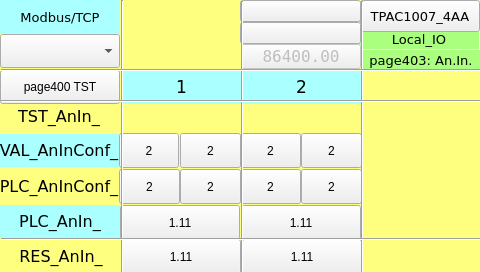
Above: TPAC1007_04_AA/Local_IO_HMI/page403.ui from MECTsrl/mect_apps before the change. Below: the same form after it.
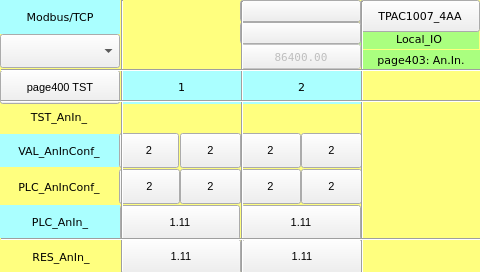
That is the form after the change. Custom widgets are drawn as their Qt base class.

```diff
--- a/TPAC1007_04_AA/Local_IO_HMI/page403.ui
+++ b/TPAC1007_04_AA/Local_IO_HMI/page403.ui
@@ -43,7 +43,7 @@
    <property name="font">
     <font>
      <family>DejaVu Sans</family>
-     <pointsize>10</pointsize>
+     <pointsize>8</pointsize>
     </font>
    </property>
    <property name="styleSheet">
@@ -68,7 +68,7 @@
    <property name="font">
     <font>
      <family>DejaVu Sans</family>
-     <pointsize>10</pointsize>
+     <pointsize>8</pointsize>
     </font>
    </property>
    <property name="styleSheet">
@@ -182,7 +182,7 @@
    <property name="font">
     <font>
      <family>DejaVu Sans</family>
-     <pointsize>10</pointsize>
+     <pointsize>8</pointsize>
      <weight>50</weight>
      <bold>false</bold>
     </font>
@@ -307,6 +307,11 @@
      <height>35</height>
     </rect>
    </property>
+   <property name="font">
+    <font>
+     <pointsize>8</pointsize>
+    </font>
+   </property>
    <property name="text">
     <string>2</string>
    </property>
@@ -367,7 +372,7 @@
    <property name="font">
     <font>
      <family>DejaVu Sans</family>
-     <pointsize>12</pointsize>
+     <pointsize>8</pointsize>
     </font>
    </property>
    <property name="styleSheet">
@@ -425,6 +430,11 @@
      <height>35</height>
     </rect>
    </property>
+   <property name="font">
+    <font>
+     <pointsize>8</pointsize>
+    </font>
+   </property>
    <property name="text">
     <string>2</string>
    </property>
@@ -485,7 +495,7 @@
    <property name="font">
     <font>
      <family>DejaVu Sans</family>
-     <pointsize>13</pointsize>
+     <pointsize>8</pointsize>
     </font>
    </property>
    <property name="styleSheet">
@@ -510,7 +520,7 @@
    <property name="font">
     <font>
      <family>DejaVu Sans</family>
-     <pointsize>12</pointsize>
+     <pointsize>8</pointsize>
     </font>
    </property>
    <property name="styleSheet">
@@ -535,7 +545,7 @@
    <property name="font">
     <font>
      <family>DejaVu Sans</family>
-     <pointsize>13</pointsize>
+     <pointsize>8</pointsize>
     </font>
    </property>
    <property name="styleSheet">
@@ -560,7 +570,7 @@
    <property name="font">
     <font>
      <family>DejaVu Sans</family>
-     <pointsize>12</pointsize>
+     <pointsize>8</pointsize>
     </font>
    </property>
    <property name="styleSheet">
@@ -621,7 +631,7 @@
    <property name="font">
     <font>
      <family>DejaVu Sans</family>
-     <pointsize>12</pointsize>
+     <pointsize>8</pointsize>
     </font>
    </property>
    <property name="styleSheet">
@@ -643,6 +653,11 @@
      <height>35</height>
     </rect>
    </property>
+   <property name="font">
+    <font>
+     <pointsize>8</pointsize>
+    </font>
+   </property>
    <property name="text">
     <string>1.11</string>
    </property>
@@ -700,6 +715,11 @@
      <height>35</height>
     </rect>
    </property>
+   <property name="font">
+    <font>
+     <pointsize>8</pointsize>
+    </font>
+   </property>
    <property name="text">
     <string>1.11</string>
    </property>
@@ -757,6 +777,11 @@
      <height>35</height>
     </rect>
    </property>
+   <property name="font">
+    <font>
+     <pointsize>8</pointsize>
+    </font>
+   </property>
    <property name="text">
     <string>2</string>
    </property>
@@ -814,6 +839,11 @@
      <height>35</height>
     </rect>
    </property>
+   <property name="font">
+    <font>
+     <pointsize>8</pointsize>
+    </font>
+   </property>
    <property name="text">
     <string>2</string>
    </property>
@@ -871,6 +901,11 @@
      <height>35</height>
     </rect>
    </property>
+   <property name="font">
+    <font>
+     <pointsize>8</pointsize>
+    </font>
+   </property>
    <property name="text">
     <string>1.11</string>
    </property>
@@ -931,7 +966,7 @@
    <property name="font">
     <font>
      <family>DejaVu Sans</family>
-     <pointsize>12</pointsize>
+     <pointsize>8</pointsize>
     </font>
    </property>
    <property name="styleSheet">
@@ -953,6 +988,11 @@
      <height>35</height>
     </rect>
    </property>
+   <property name="font">
+    <font>
+     <pointsize>8</pointsize>
+    </font>
+   </property>
    <property name="text">
     <string>1.11</string>
    </property>
@@ -1010,6 +1050,11 @@
      <height>35</height>
     </rect>
    </property>
+   <property name="font">
+    <font>
+     <pointsize>8</pointsize>
+    </font>
+   </property>
    <property name="text">
     <string>2</string>
    </property>
@@ -1067,6 +1112,11 @@
      <height>35</height>
     </rect>
    </property>
+   <property name="font">
+    <font>
+     <pointsize>8</pointsize>
+    </font>
+   </property>
    <property name="text">
     <string>2</string>
    </property>
@@ -1124,6 +1174,11 @@
      <height>35</height>
     </rect>
    </property>
+   <property name="font">
+    <font>
+     <pointsize>8</pointsize>
+    </font>
+   </property>
    <property name="text">
     <string>2</string>
    </property>
@@ -1181,6 +1236,11 @@
      <height>35</height>
     </rect>
    </property>
+   <property name="font">
+    <font>
+     <pointsize>8</pointsize>
+    </font>
+   </property>
    <property name="text">
     <string>2</string>
    </property>
@@ -1238,6 +1298,11 @@
      <height>34</height>
     </rect>
    </property>
+   <property name="font">
+    <font>
+     <pointsize>8</pointsize>
+    </font>
+   </property>
    <property name="toolTip">
     <string/>
    </property>
@@ -1294,7 +1359,7 @@
    <property name="font">
     <font>
      <family>DejaVu Sans Mono</family>
-     <pointsize>12</pointsize>
+     <pointsize>8</pointsize>
     </font>
    </property>
    <property name="text">
@@ -1410,7 +1475,7 @@
    <property name="font">
     <font>
      <family>DejaVu Sans</family>
-     <pointsize>10</pointsize>
+     <pointsize>8</pointsize>
     </font>
    </property>
    <property name="styleSheet">
```
Left out of the diff: 34 changed lines with no effect on the pictures.
